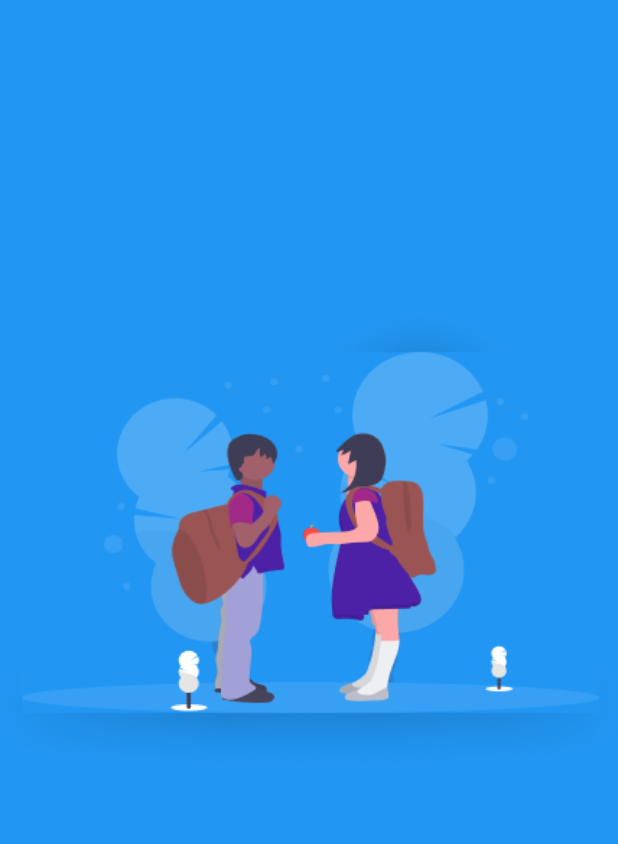
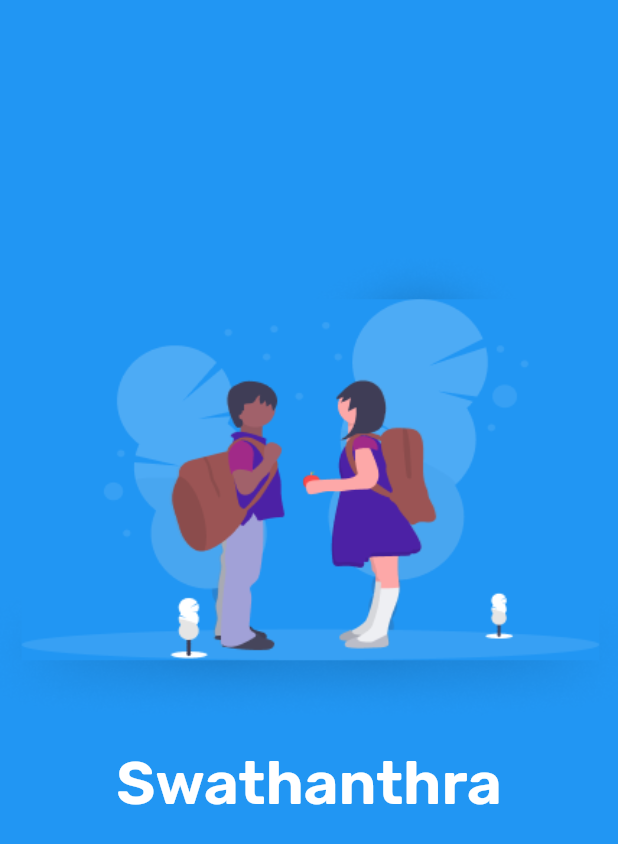
Before and after one commit to poppy1006/swathanthra, a Flutter app: the screen it shows after launch, on a phone screen of 412 x 824 dp. Shown: the top 844 px of the screen. Run offline on Flutter 3.47's test engine with Material 2 defaults, Android fonts, the phone set to English and light mode, and no system bars; our stand-ins replace google_fonts.

Commit message:
new screens added

```diff
--- a/lib/constant.dart
+++ b/lib/constant.dart
@@ -1,5 +1,5 @@
 
-import 'dart:ffi';
+// import 'dart:ffi';
 
 class Constants {
   static const String APP_NAME = 'Swathanthra';
--- a/lib/main.dart
+++ b/lib/main.dart
@@ -1,5 +1,7 @@
 import 'package:flutter/material.dart';
+import 'package:swa/screens/Auth_Screens/login_screen.dart';
 import 'package:swa/screens/splash_screen.dart';
+import 'package:google_fonts/google_fonts.dart';
 
 void main(List<String> args) {
   runApp(const MyApp());
@@ -20,6 +22,7 @@ class MyApp extends StatelessWidget {
 
       ),
       home: const SplashScreen(),
+      // home: const LoginScreen(),
       debugShowCheckedModeBanner: false,
     );
   }
--- a/lib/screens/splash_screen.dart
+++ b/lib/screens/splash_screen.dart
@@ -1,6 +1,7 @@
 import 'package:flutter/material.dart';
 import 'package:flutter/src/widgets/container.dart';
 import 'package:flutter/src/widgets/framework.dart';
+import 'package:google_fonts/google_fonts.dart';
 
 
 class SplashScreen extends StatelessWidget {
@@ -8,13 +9,27 @@ class SplashScreen extends StatelessWidget {
 
   @override
   Widget build(BuildContext context) {
+    var _mediaQuery = MediaQuery.of(context);
     return Container(
       color: Colors.blue,
       child: Column(
        children: [
-        SizedBox(height: 200,),
+        SizedBox(height: _mediaQuery.size.height * 0.2,),
         Image.asset('assets/images/splash.png'),
-        SizedBox(height: 25,),
+        SizedBox(height: _mediaQuery.size.height * 0.02,),
+        Text('Swathanthra',
+        textAlign: TextAlign.center,
+        style:GoogleFonts.rubik(
+          decoration: TextDecoration.none,
+          fontWeight: FontWeight.w600,
+          fontSize: 40,
+          color: Colors.white,
+          )
+        ),
+        // SizedBox(height: _mediaQuery.size.height * 0.02,),
+        // IconButton(onPressed: () {}, icon: const Icon(Icons.arrow_forward,),
+        // style: ButtonStyle(padding: MaterialStateProperty.all(const EdgeInsets.all(15))),
+        // ),
 
        ],
       ),
--- a/pubspec.yaml
+++ b/pubspec.yaml
@@ -34,6 +34,8 @@ dependencies:
   # The following adds the Cupertino Icons font to your application.
   # Use with the CupertinoIcons class for iOS style icons.
   cupertino_icons: ^1.0.2
+  google_fonts: ^3.0.1
+
 
 dev_dependencies:
   flutter_test:
```
Also changed, not shown: lib/screens/Auth_Screens/login_screen.dart (+9 -14 lines), pubspec.lock, 1 other file.
